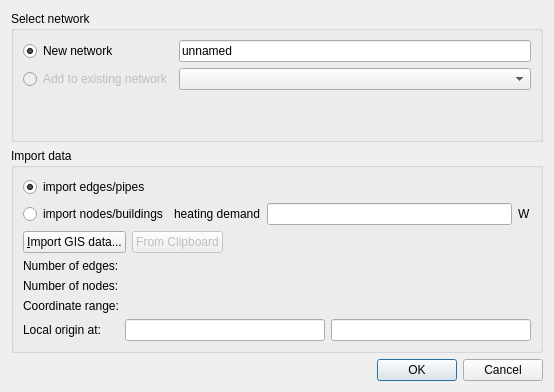
This is SIM-VICUS/src/SVNetworkImportDialog.ui in ghorwin/SIM-VICUS as Qt 5 draws it before an edit. The edited form follows.
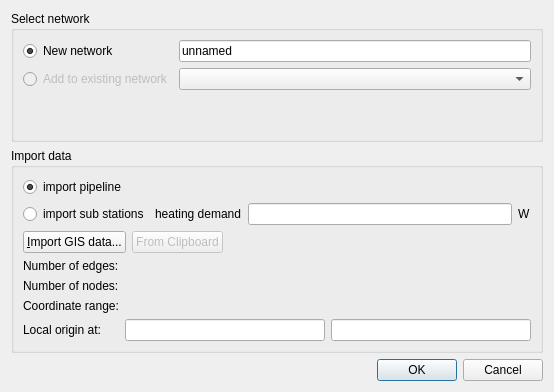
This is the edited form.

```diff
--- a/SIM-VICUS/src/SVNetworkImportDialog.ui
+++ b/SIM-VICUS/src/SVNetworkImportDialog.ui
@@ -77,7 +77,7 @@
         <item row="0" column="0">
          <widget class="QRadioButton" name="radioButtonEdges">
           <property name="text">
-           <string>import edges/pipes</string>
+           <string>import pipeline</string>
           </property>
           <property name="checked">
            <bool>true</bool>
@@ -87,7 +87,7 @@
         <item row="1" column="0">
          <widget class="QRadioButton" name="radioButtonNodes">
           <property name="text">
-           <string>import nodes/buildings</string>
+           <string>import sub stations</string>
           </property>
          </widget>
         </item>
```
